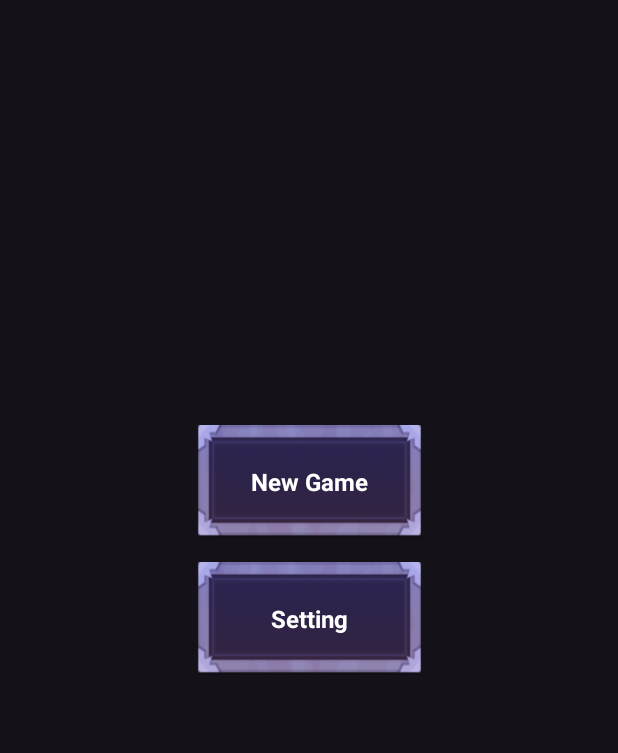
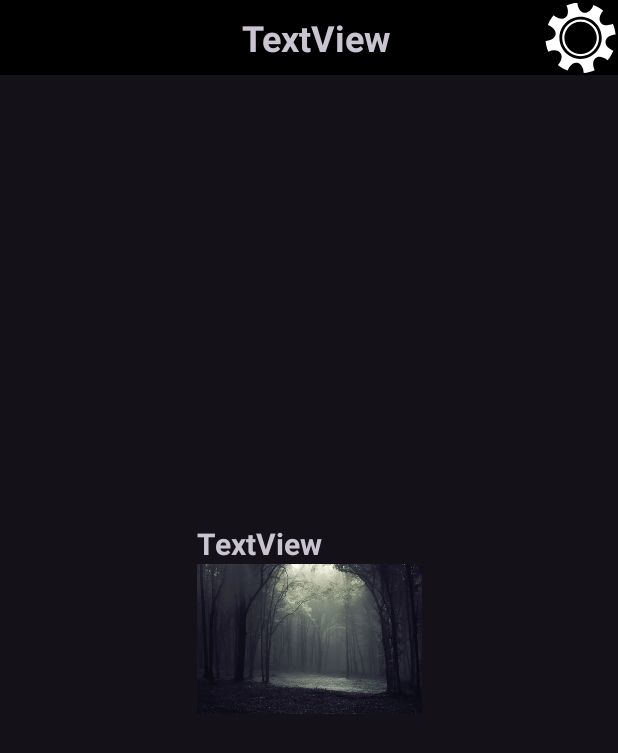
Before and after one commit to Samestora/pemrograman-kotlin, an Android app: the screen it shows after launch (MainActivity), on a phone screen of 412 x 824 dp. Shown: the top 753 px of the screen. Run offline under Robolectric (Android 15) with nearby library versions, the phone set to English and light mode, and no system bars.

Commit message:
UI modify

```diff
--- /dev/null
+++ b/app/src/main/res/drawable/settings.xml
@@ -0,0 +1,9 @@
+<vector xmlns:android="http://schemas.android.com/apk/res/android"
+    android:width="512dp"
+    android:height="512dp"
+    android:viewportWidth="512"
+    android:viewportHeight="512">
+  <path
+      android:pathData="M234.88,18.78c-26.09,2.37 -51.56,8.56 -74.88,18.78 15.37,32.76 14.22,66.71 -6.72,82.41 -20.83,15.62 -54.06,7.97 -81.12,-15.69 -16.25,19.45 -29.34,41.36 -38.88,65.63 33.83,12.33 56.63,37.67 52.94,63.5 -3.7,25.83 -32.7,43.74 -68.63,46.09 2.34,25.8 8.91,50.78 18.94,73.88 17.81,-8.18 35.79,-11.09 51.1,-8.94 13.03,1.87 23.93,7.01 31.16,16.66 15.82,21.1 7.6,54.71 -16.78,81.97 19.52,16.35 42.22,29.44 66.59,39.03 12.33,-33.83 37.65,-56.63 63.5,-52.94 25.84,3.7 43.74,32.7 46.09,68.63 26.09,-2.37 51.56,-8.56 74.88,-18.78 -15.77,-33 -14.26,-67.59 6.84,-83.41 9.64,-7.23 22.57,-9.02 35.59,-7.13 15.11,2.16 31.19,10.25 45.56,22.78 16.09,-19.34 29.4,-41.51 38.88,-65.59 -33.83,-12.33 -56.63,-37.65 -52.94,-63.5 3.7,-25.85 32.67,-43.77 68.59,-46.13 -2.36,-25.94 -8.77,-50.66 -18.91,-73.87 -32.61,15.12 -66.66,13.15 -82.28,-7.69 -15.7,-20.94 -7.25,-53.86 16.69,-81 -19.52,-16.35 -42.25,-29.45 -66.63,-39.03 -12.33,33.83 -37.66,56.66 -63.5,52.97 -25.85,-3.69 -43.74,-32.7 -46.1,-68.63zM256.53,113.91c79.63,0 144.38,64.75 144.38,144.38 0,79.63 -64.75,144.38 -144.38,144.38 -79.62,0 -144.37,-64.75 -144.37,-144.38 0,-79.62 64.75,-144.37 144.38,-144.37zM256.53,132.59c-69.52,0 -125.69,56.16 -125.69,125.69 0,69.53 56.16,125.69 125.69,125.69 69.53,0 125.69,-56.16 125.69,-125.69 0,-69.52 -56.16,-125.69 -125.69,-125.69zM256.56,147.72c61.09,0 110.63,49.53 110.63,110.62 0,61.1 -49.53,110.63 -110.63,110.63s-110.63,-49.53 -110.63,-110.63c0,-61.1 49.53,-110.63 110.63,-110.63z"
+      android:fillColor="#fff"/>
+</vector>
--- a/app/src/main/res/layout/fragment_menu.xml
+++ b/app/src/main/res/layout/fragment_menu.xml
@@ -1,21 +1,30 @@
 <?xml version="1.0" encoding="utf-8"?>
 <androidx.constraintlayout.widget.ConstraintLayout xmlns:android="http://schemas.android.com/apk/res/android"
                                                    xmlns:app="http://schemas.android.com/apk/res-auto"
-                                                   android:layout_width="match_parent"
+                                                   xmlns:tools="http://schemas.android.com/tools" android:layout_width="match_parent"
                                                    android:layout_height="match_parent"
 >
 
     <!-- Play Game -->
+    <LinearLayout
+        android:layout_width="wrap_content"
+        android:layout_height="wrap_content"
+        android:orientation="vertical" app:layout_constraintBottom_toBottomOf="parent"
+        app:layout_constraintEnd_toEndOf="parent" app:layout_constraintStart_toStartOf="parent"
+        app:layout_constraintTop_toTopOf="parent">
+        <TextView
+            android:id="@+id/textView"
+            android:layout_width="wrap_content"
+            android:layout_height="wrap_content"
+            android:text="TextView"
+            android:textSize="20sp"
+            android:textStyle="bold" tools:text="Embark"
+        />
         <FrameLayout
             android:id="@+id/playGame"
             android:layout_width="150dp"
-        android:layout_height="75dp"
-        android:layout_marginBottom="16dp"
-        app:layout_constraintBottom_toTopOf="@+id/settingButton"
-        app:layout_constraintEnd_toEndOf="parent"
-        app:layout_constraintStart_toStartOf="parent"
-        app:layout_constraintTop_toTopOf="parent"
-        app:layout_constraintVertical_bias="1.0">
+            android:layout_height="100dp"
+        >
 
             <ImageButton
                 android:id="@+id/newGameButton"
@@ -23,46 +32,44 @@
                 android:layout_height="match_parent"
                 android:background="@null"
                 android:scaleType="fitXY"
-            android:src="@drawable/textured_button"/>
+                android:src="@drawable/depositphotos_10217309_stock_photo_light_in_a_dark_forest"/>
 
-        <TextView
-            android:id="@+id/newGameText"
-            android:layout_width="match_parent"
-            android:layout_height="match_parent"
-            android:gravity="center"
-            android:text="New Game"
-            android:textColor="@android:color/white"
-            android:textSize="16sp"
-            android:textStyle="bold"/>
         </FrameLayout>
+    </LinearLayout>
 
     <!-- Setting -->
+    <LinearLayout
+        android:layout_width="match_parent"
+        android:layout_height="wrap_content"
+        android:background="#000000"
+        android:orientation="horizontal" app:layout_constraintEnd_toEndOf="parent"
+        app:layout_constraintStart_toStartOf="parent" app:layout_constraintTop_toTopOf="parent">
+        <Space
+            android:layout_width="wrap_content"
+            android:layout_height="wrap_content" android:layout_weight="0.3"/>
+        <TextView
+            android:id="@+id/highestscoreText"
+            android:layout_width="wrap_content"
+            android:layout_height="match_parent"
+            android:layout_gravity="center|center_horizontal|center_vertical" android:layout_weight="1"
+            android:gravity="center"
+            android:text="TextView" android:textSize="24sp" android:textStyle="bold"
+            tools:text="Highest Floor : 99"/>
         <FrameLayout
             android:id="@+id/settingButton"
-        android:layout_width="150dp"
-        android:layout_height="75dp"
-        app:layout_constraintBottom_toBottomOf="parent"
-        app:layout_constraintEnd_toEndOf="parent"
-        app:layout_constraintStart_toStartOf="parent"
-        app:layout_constraintTop_toTopOf="parent">
+            android:layout_width="wrap_content"
+            android:layout_height="wrap_content"
+        >
 
             <ImageButton
                 android:id="@+id/settingImageButton"
-            android:layout_width="match_parent"
-            android:layout_height="match_parent"
+                android:layout_width="50dp"
+                android:layout_height="50dp"
+                android:layout_gravity="center|center_horizontal|center_vertical"
                 android:background="@null"
-            android:scaleType="fitXY"
-            android:src="@drawable/textured_button"/>
+                android:scaleType="fitEnd" android:src="@drawable/settings"/>
 
-        <TextView
-            android:id="@+id/settingText"
-            android:layout_width="match_parent"
-            android:layout_height="match_parent"
-            android:gravity="center"
-            android:text="Setting"
-            android:textColor="@android:color/white"
-            android:textSize="16sp"
-            android:textStyle="bold"/>
         </FrameLayout>
+    </LinearLayout>
 
 </androidx.constraintlayout.widget.ConstraintLayout>
```
Also changed, not shown: app/src/main/res/layout/fragment_battle.xml (+56 -59 lines), app/src/main/res/drawable/depositphotos_10217309_stock_photo_light_in_a_dark_forest.jpg (added). Lines whose indentation alone changed are shown as unchanged.
